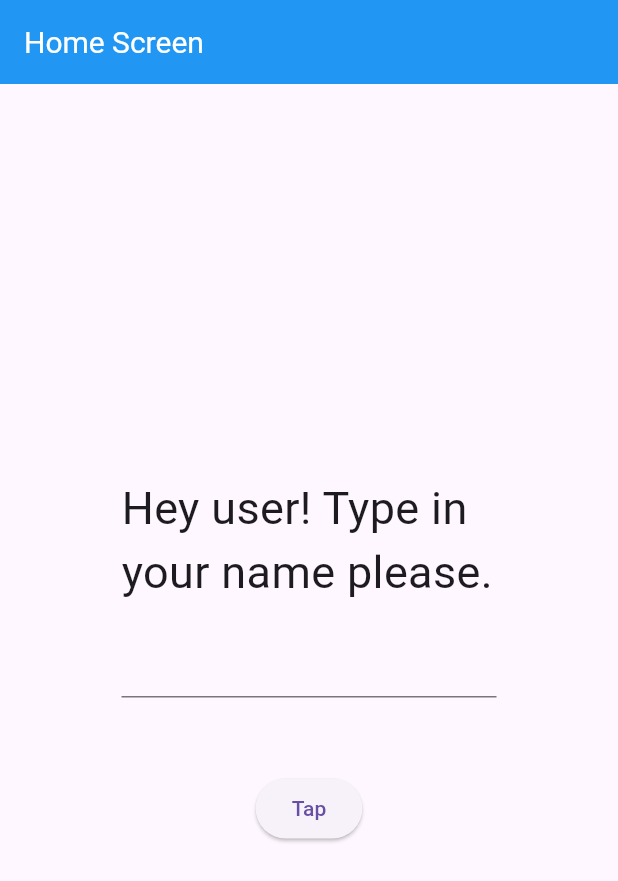
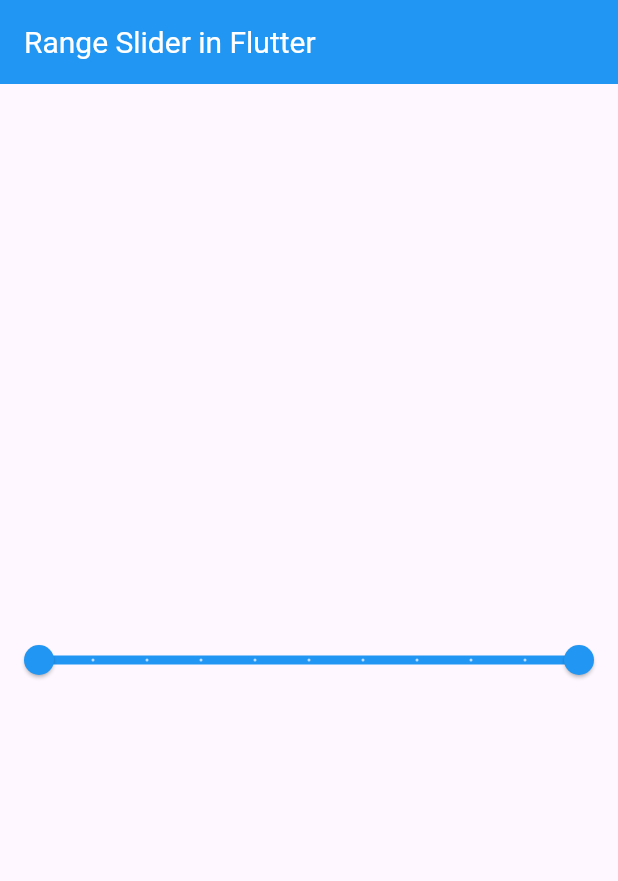
Before and after one commit to DivyaAKumar/FLUTTER-TUTORIAL, a Flutter app: the screen it shows after launch, on a phone screen of 412 x 824 dp. Shown: the top 881 px of the screen. Run offline on Flutter 3.47's test engine with Material 3 defaults, Android fonts, the phone set to English and light mode, and no system bars; our stand-ins replace font_awesome_flutter.

Commit message:
Range Slider in Flutter

```diff
--- a/lib/main.dart
+++ b/lib/main.dart
@@ -28,7 +28,7 @@ class MyApp extends StatelessWidget {
         titleTextStyle: TextStyle(color: Colors.white, fontSize: 20),
   ),
       ),
-      home: SplashScreen(),
+      home: MyHomePage(),
     );
   } //end of widget build
 } //end of MyApp class
@@ -41,44 +41,37 @@ class MyHomePage extends StatefulWidget {
 }
 
 class _MyHomePageState extends State<MyHomePage> {
-   String result ="";
+
+   RangeValues values = RangeValues(0, 100);
   @override
   Widget build(BuildContext context) {
     //var arr_name = ["Ram", 'Sita', 'Laxman', 'Dinesh'];
     var time = DateTime.now();
     var name = TextEditingController();
+    RangeLabels labels = RangeLabels(values.start.toString(), values.end.toString());
     //var no2Controller = TextEditingController();
 
     return Scaffold(
         appBar: AppBar(
-          title: Text('Home Screen'),
+
+          title: Text('Range Slider in Flutter'),
 
         ),
-        body: Center(child: Column(
-          mainAxisAlignment: MainAxisAlignment.center,
-          children: [
-            Container(
-              width:250,
-              height: 100,
-              child: Text("Hey user! Type in your name please.",style: TextStyle(fontSize: 30),
-            ),
+      body: RangeSlider(values: values,
+       min: 0,
+       max: 100,
+       labels:labels,
+       activeColor: Colors.blue,
+        divisions: 10,
+        inactiveColor:  Colors.blue[100],
+       onChanged: (newValue){
+        values= newValue;
+        print('${newValue.start}, ${newValue.end}');
+        setState(() {
 
+        });
 
-            ),
-
-            Container(
-              width: 250,
-              child: TextField(
-                controller: name,
-              ),
-            ),
-            const SizedBox(width: 50,height: 50,),
-            Center(child: ElevatedButton(onPressed: () {
-              Navigator.push(context, MaterialPageRoute(builder: (context) => IntroScreen(name.text.toString()),));
-            }, child: Text("Tap")))
-          ],
-        )
-        )
+      })
         ); //end of Scaffold
   } //end of Widget build
 } //end of _ContainerPageState
```
